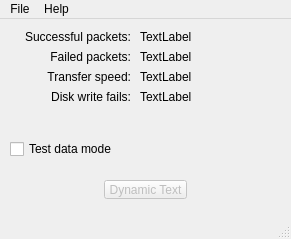
Before: the Qt Designer form Linux-Application/DomesdayDuplicator/mainwindow.ui in simoninns/DomesdayDuplicator-gui-app, drawn with Qt 5.
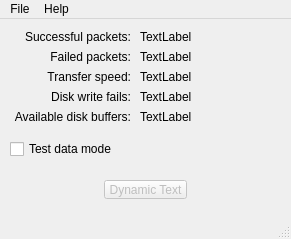
After: the same form once the commit is applied.

Commit message: Additional disk buffering code added (still under test)

```diff
--- a/Linux-Application/DomesdayDuplicator/mainwindow.ui
+++ b/Linux-Application/DomesdayDuplicator/mainwindow.ui
@@ -206,6 +206,35 @@
      <string>TextLabel</string>
     </property>
    </widget>
+   <widget class="QLabel" name="label_5">
+    <property name="geometry">
+     <rect>
+      <x>10</x>
+      <y>90</y>
+      <width>121</width>
+      <height>16</height>
+     </rect>
+    </property>
+    <property name="text">
+     <string>Available disk buffers:</string>
+    </property>
+    <property name="alignment">
+     <set>Qt::AlignRight|Qt::AlignTrailing|Qt::AlignVCenter</set>
+    </property>
+   </widget>
+   <widget class="QLabel" name="availableDiskBuffersLabel">
+    <property name="geometry">
+     <rect>
+      <x>140</x>
+      <y>90</y>
+      <width>141</width>
+      <height>16</height>
+     </rect>
+    </property>
+    <property name="text">
+     <string>TextLabel</string>
+    </property>
+   </widget>
   </widget>
   <widget class="QMenuBar" name="menuBar">
    <property name="geometry">
```
The commit also changes 7 other files.
